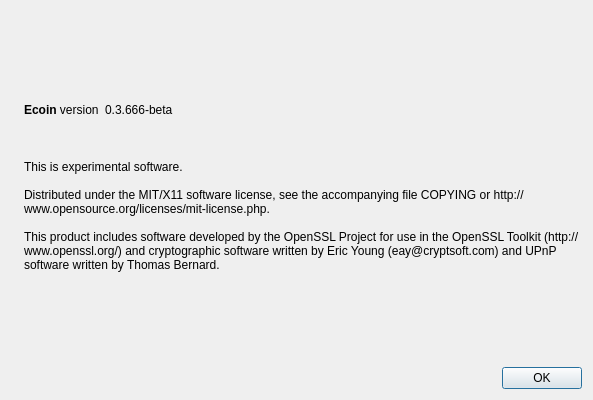
This is ecoin/src/qt/forms/aboutdialog.ui in epsylon/ecoin as Qt 5 draws it before an edit. The edited form follows.
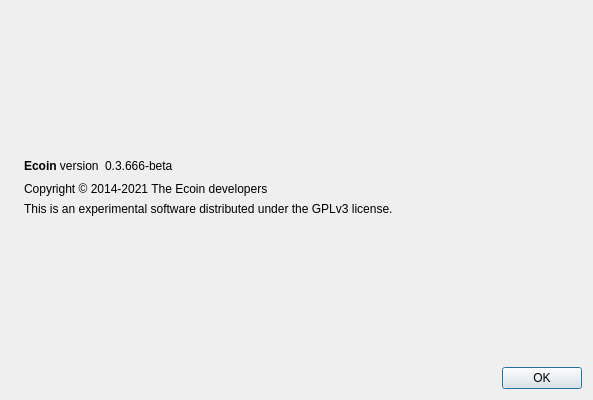
This is the edited form. Icons and pictures are not drawn.

The edit to the form file:
```diff
--- a/ecoin/src/qt/forms/aboutdialog.ui
+++ b/ecoin/src/qt/forms/aboutdialog.ui
@@ -91,9 +91,7 @@
         <cursorShape>IBeamCursor</cursorShape>
        </property>
        <property name="text">
-        <string>Copyright © 2009-2014 The BitCoin developers</string>
-        <string>Copyright © 2012-2014 The NovaCoin developers</string>
-        <string>Copyright © 2013-2014 The Ecoin developers</string>
+        <string>Copyright © 2014-2021 The Ecoin developers</string>
        </property>
        <property name="textInteractionFlags">
         <set>Qt::LinksAccessibleByMouse|Qt::TextSelectableByKeyboard|Qt::TextSelectableByMouse</set>
@@ -106,12 +104,7 @@
         <cursorShape>IBeamCursor</cursorShape>
        </property>
        <property name="text">
-        <string>
-This is experimental software.
-
-Distributed under the MIT/X11 software license, see the accompanying file COPYING or http://www.opensource.org/licenses/mit-license.php.
-
-This product includes software developed by the OpenSSL Project for use in the OpenSSL Toolkit (http://www.openssl.org/) and cryptographic software written by Eric Young (eay@cryptsoft.com) and UPnP software written by Thomas Bernard.</string>
+        <string>This is an experimental software distributed under the GPLv3 license.</string>
        </property>
        <property name="wordWrap">
         <bool>true</bool>
```
Left out of the diff: 4 changed lines with no effect on the pictures.
